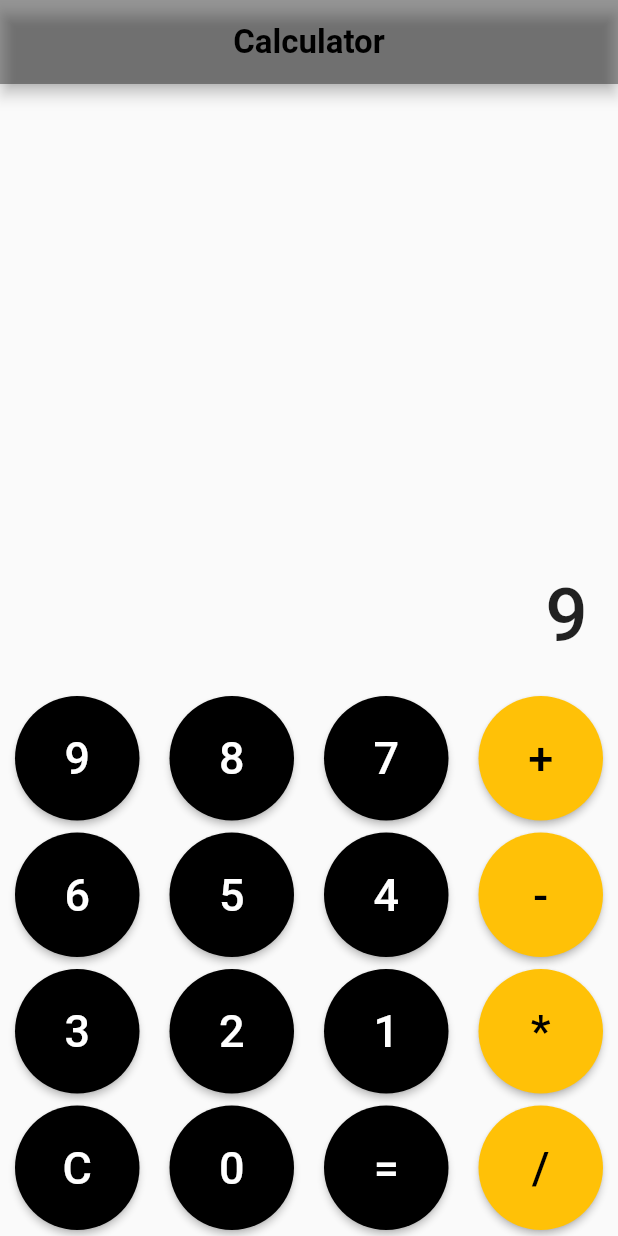
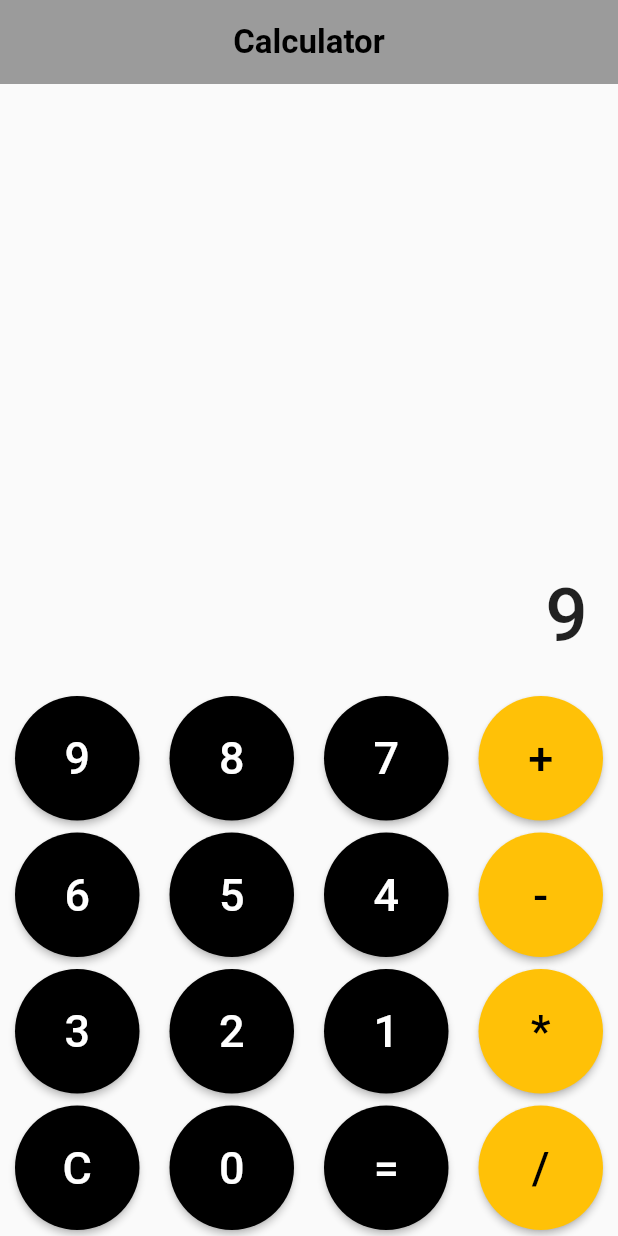
Before and after one commit to tanay0209/flutterCalculator, a Flutter app: the screen it shows after launch, after a tap on an icon or button, on a phone screen of 412 x 824 dp. Run offline on Flutter 3.47's test engine with Material 2 defaults, Android fonts, the phone set to English and light mode, and no system bars; our stand-ins replace math_expressions.

Commit message:
basic changes

```diff
--- a/lib/main.dart
+++ b/lib/main.dart
@@ -21,9 +21,6 @@ class Myapp extends StatelessWidget {
 
 class Calculator extends StatefulWidget {
   const Calculator({Key? key}) : super(key: key);
-
-
-
 
   @override
   State<Calculator> createState() => _CalculatorState();
@@ -71,7 +68,7 @@ class _CalculatorState extends State<Calculator> {
          Expression exp = p.parse(displayString);
          ContextModel cm = ContextModel();
          resultString = '${exp.evaluate(EvaluationType.REAL, cm)}';
-         displayString = resultString;
+
          fontSize = 55.0;
        }
        catch (e) {
@@ -96,7 +93,7 @@ class _CalculatorState extends State<Calculator> {
     });
   }
 
-  Widget customBtn (String value , Color bgcolor , Color txtColor ) {
+  Widget customBtn (String value , Color bgColor , Color txtColor ) {
     return Expanded(
         child:Padding(
           padding: const EdgeInsets.all(4),
@@ -104,7 +101,7 @@ class _CalculatorState extends State<Calculator> {
             style: ElevatedButton.styleFrom(
               shape: const CircleBorder(),
               padding: const EdgeInsets.all(24),
-             backgroundColor: bgcolor
+             backgroundColor: bgColor
             ),
             onPressed: () => calculatorFunction(value),
             child: Text(value,
@@ -121,6 +118,7 @@ class _CalculatorState extends State<Calculator> {
   Widget build(BuildContext context) {
     return Scaffold(
       appBar: AppBar(
+        elevation: 0,
         backgroundColor: Colors.black38,
         title: const Text('Calculator',
         style: TextStyle(
```
